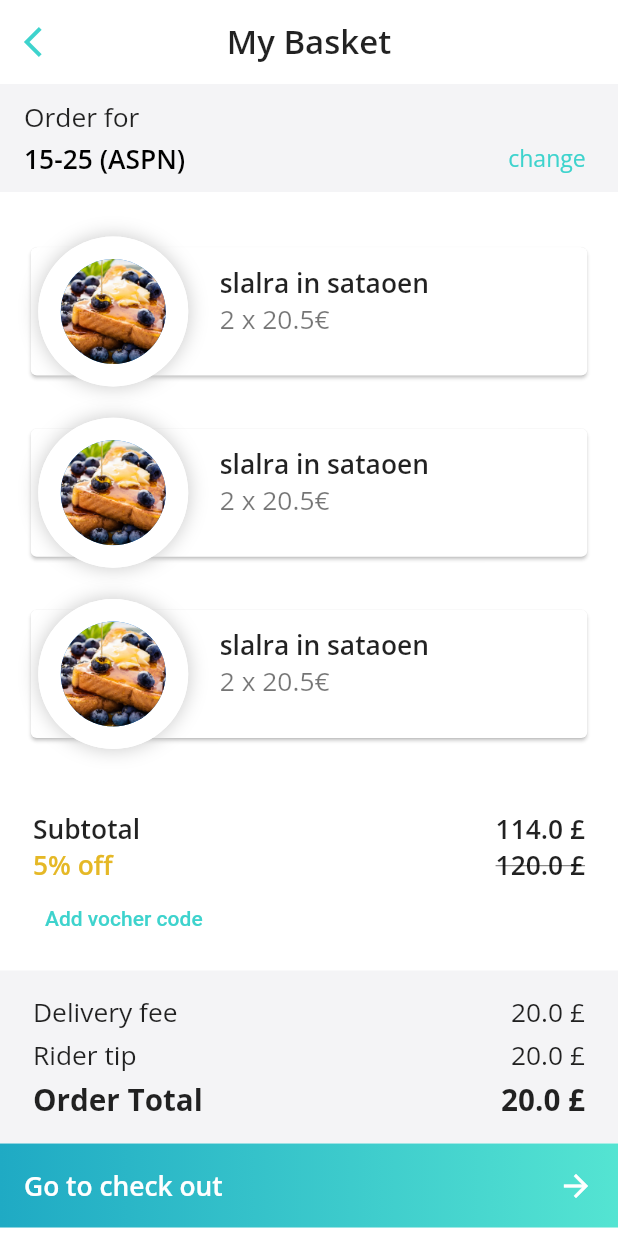
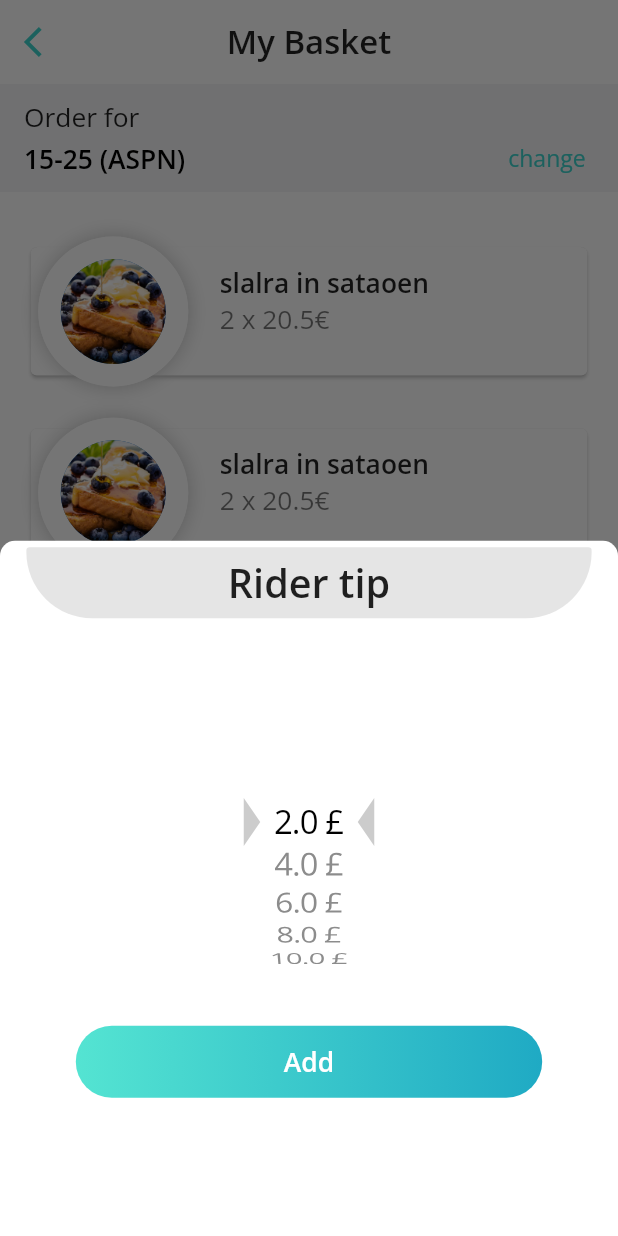
Before and after one commit to AbdalazizAbdallah/customer_app, a Flutter app: the MyBasketScreen screen opened by its route, after a tap on "Go to check out", on a phone screen of 412 x 824 dp. Run offline on Flutter 3.47's test engine with Material 2 defaults, Android fonts, the phone set to English and light mode, and no system bars; drawn by our look-alikes of flutter_slidable; our stand-ins replace badges, connectivity_plus, dartz, dio, email_validator, equatable and 14 more; missing offline and left inert: onesignal_flutter; accounts and stored records are empty; network calls fail; project files that could hold a hidden picture were left out.

Commit message:
feat : create select rider tip bottom sheet

```diff
--- a/lib/core/localizations/ar.dart
+++ b/lib/core/localizations/ar.dart
@@ -49,4 +49,5 @@ Map<String, String> arEg = {
   'number_of_meals': 'عدد الوجبات',
   'transporter': 'وسيلة النقل',
   'my_basket': 'سلتي',
+  'add': 'إضافة',
 };
--- a/lib/core/localizations/en.dart
+++ b/lib/core/localizations/en.dart
@@ -51,4 +51,5 @@ Map<String, String> enUs = {
   'number_of_meals': 'Number of meals',
   'transporter': 'Transporter',
   'my_basket': 'My Basket',
+  'add': 'Add',
 };
--- /dev/null
+++ b/lib/ui/pages/checkout/widgets/select_rider_tip_bottom_sheet.dart
@@ -0,0 +1,107 @@
+import 'dart:developer';
+
+import 'package:customer_app/core/constants/colors_app.dart';
+import 'package:customer_app/core/constants/sizes_app.dart';
+import 'package:customer_app/core/constants/styles_app.dart';
+import 'package:customer_app/core/widgets/custom_button_widget.dart';
+import 'package:customer_app/ui/pages/checkout/widgets/triangle_pointer.dart';
+import 'package:customer_app/ui/widgets/header_dialogs_widget.dart';
+import 'package:flutter/cupertino.dart';
+import 'package:flutter/material.dart';
+import 'dart:math' as math;
+
+import 'package:get/get.dart';
+
+class SelectRiderTipBottomSheet extends StatelessWidget {
+  const SelectRiderTipBottomSheet({
+    Key? key,
+  }) : super(key: key);
+
+  @override
+  Widget build(BuildContext context) {
+    return Padding(
+      padding: EdgeInsets.symmetric(
+        horizontal: SizesApp.r16,
+        vertical: SizesApp.r4,
+      ),
+      child: Column(
+        children: [
+          HeaderDialogsWidget(
+            childWidget: Text(
+              'Rider tip',
+              style: StylesApp.headline5.copyWith(
+                fontWeight: FontWeight.w600,
+              ),
+            ),
+          ),
+          Expanded(
+            flex: 2,
+            child: CupertinoPicker(
+              selectionOverlay: Row(
+                mainAxisAlignment: MainAxisAlignment.center,
+                children: [
+                  Transform(
+                    alignment: Alignment.center,
+                    transform: Matrix4.rotationY(math.pi),
+                    child: CustomPaint(
+                      painter: TrianglePainter(
+                        strokeColor: ColorsApp.greyLight,
+                        strokeWidth: 10,
+                        paintingStyle: PaintingStyle.fill,
+                      ),
+                      child: SizedBox(
+                        height: SizesApp.r40,
+                        width: SizesApp.r10,
+                      ),
+                    ),
+                  ),
+                  const SizedBox(
+                    width: 65,
+                  ),
+                  CustomPaint(
+                    painter: TrianglePainter(
+                      strokeColor: ColorsApp.greyLight,
+                      strokeWidth: 10,
+                      paintingStyle: PaintingStyle.fill,
+                    ),
+                    child: SizedBox(
+                      height: SizesApp.r40,
+                      width: SizesApp.r10,
+                    ),
+                  ),
+                ],
+              ),
+              itemExtent: 32,
+              onSelectedItemChanged: (int index) {
+                log('$index');
+              },
+              children: List<Widget>.generate(
+                5,
+                (int index) {
+                  return Center(
+                    child: Text(
+                      '${(2.0 * index) + 2} £',
+                      style: StylesApp.headline6,
+                    ),
+                  );
+                },
+              ),
+            ),
+          ),
+          Flexible(
+            flex: 1,
+            child: Padding(
+              padding: EdgeInsets.symmetric(
+                horizontal: SizesApp.r30,
+              ),
+              child: CustomButtonWidget(
+                title: 'add'.tr,
+                onPressed: () {},
+              ),
+            ),
+          )
+        ],
+      ),
+    );
+  }
+}
--- /dev/null
+++ b/lib/ui/pages/checkout/widgets/triangle_pointer.dart
@@ -0,0 +1,37 @@
+import 'package:flutter/material.dart';
+
+class TrianglePainter extends CustomPainter {
+  final Color strokeColor;
+  final PaintingStyle paintingStyle;
+  final double strokeWidth;
+
+  TrianglePainter(
+      {this.strokeColor = Colors.black,
+      this.strokeWidth = 3,
+      this.paintingStyle = PaintingStyle.stroke});
+
+  @override
+  void paint(Canvas canvas, Size size) {
+    Paint paint = Paint()
+      ..color = strokeColor
+      ..strokeWidth = strokeWidth
+      ..style = paintingStyle;
+
+    canvas.drawPath(getTrianglePath(size.width, size.height), paint);
+  }
+
+  Path getTrianglePath(double x, double y) {
+    return Path()
+      ..moveTo(0, y / 2)
+      ..lineTo(x, 0)
+      ..lineTo(x, y)
+      ..lineTo(0, y / 2);
+  }
+
+  @override
+  bool shouldRepaint(TrianglePainter oldDelegate) {
+    return oldDelegate.strokeColor != strokeColor ||
+        oldDelegate.paintingStyle != paintingStyle ||
+        oldDelegate.strokeWidth != strokeWidth;
+  }
+}
--- a/lib/ui/pages/my_basket/my_basket_screen.dart
+++ b/lib/ui/pages/my_basket/my_basket_screen.dart
@@ -3,10 +3,16 @@ import 'dart:developer';
 import 'package:customer_app/core/constants/colors_app.dart';
 import 'package:customer_app/core/constants/sizes_app.dart';
 import 'package:customer_app/core/constants/styles_app.dart';
+import 'package:customer_app/core/widgets/custom_button_widget.dart';
+import 'package:customer_app/ui/pages/checkout/widgets/select_rider_tip_bottom_sheet.dart';
 import 'package:customer_app/ui/pages/my_basket/widgets/slide_adons_Item_widget.dart';
+import 'package:customer_app/ui/pages/checkout/widgets/triangle_pointer.dart';
 import 'package:customer_app/ui/widgets/app_bar_widget.dart';
+import 'package:customer_app/ui/widgets/header_dialogs_widget.dart';
+import 'package:flutter/cupertino.dart';
 import 'package:flutter/material.dart';
 import 'package:get/get.dart';
+import 'dart:math' as math; // import this
 
 class MyBasketScreen extends StatelessWidget {
   const MyBasketScreen({super.key});
@@ -183,6 +189,17 @@ class MyBasketScreen extends StatelessWidget {
             child: ListTile(
               onTap: () {
                 log('Checkout');
+                Get.bottomSheet(
+                  backgroundColor: ColorsApp.white,
+
+                  shape: const RoundedRectangleBorder(
+                    borderRadius: BorderRadius.only(
+                      topLeft: Radius.circular(10),
+                      topRight: Radius.circular(10),
+                    ),
+                  ),
+                  const SelectRiderTipBottomSheet(),
+                );
               },
               title: Text(
                 'Go to check out',
```
